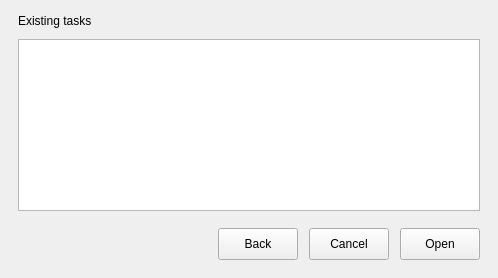
Old version of the form App/newbackuptaskdialog.ui in the repository otsakir/lisa-backup.
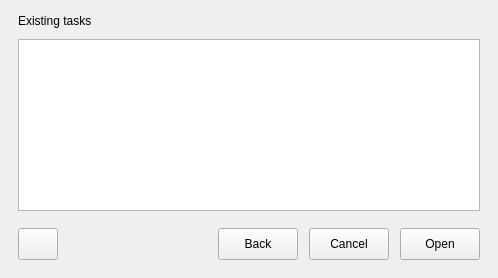
New version of the form.

Commit message: added task removal button - #26

What changed in the file:
```diff
--- a/App/newbackuptaskdialog.ui
+++ b/App/newbackuptaskdialog.ui
@@ -280,6 +280,19 @@
          <property name="topMargin">
           <number>6</number>
          </property>
+         <item>
+          <widget class="QPushButton" name="pushButtonDeleteTask">
+           <property name="minimumSize">
+            <size>
+             <width>0</width>
+             <height>32</height>
+            </size>
+           </property>
+           <property name="text">
+            <string/>
+           </property>
+          </widget>
+         </item>
          <item>
           <spacer name="horizontalSpacer_2">
            <property name="orientation">
```
Left out of the diff: 2 changed lines with no effect on the pictures. The commit also changes 4 other files.
